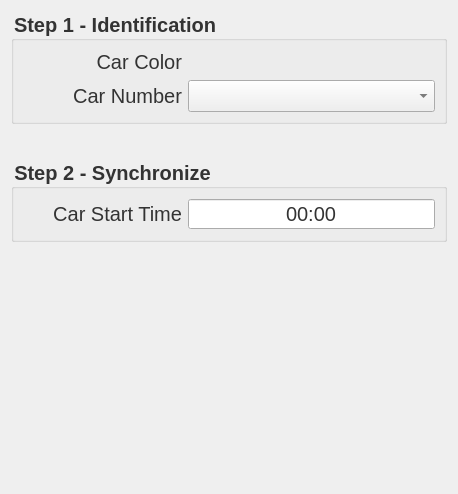
Qt form widgets/GPSForm.ui (bluemellophone/gzc-client) before a commit.
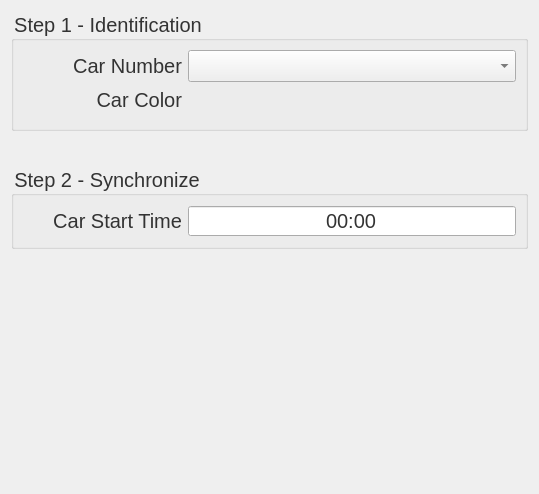
The same form after that commit.

Patch:
```diff
--- a/widgets/GPSForm.ui
+++ b/widgets/GPSForm.ui
@@ -6,7 +6,7 @@
    <rect>
     <x>0</x>
     <y>0</y>
-    <width>458</width>
+    <width>539</width>
     <height>494</height>
    </rect>
   </property>
@@ -26,11 +26,21 @@
      </property>
      <item>
       <widget class="QGroupBox" name="idLayout">
+       <property name="minimumSize">
+        <size>
+         <width>0</width>
+         <height>120</height>
+        </size>
+       </property>
+       <property name="maximumSize">
+        <size>
+         <width>16777215</width>
+         <height>120</height>
+        </size>
+       </property>
        <property name="font">
         <font>
          <pointsize>-1</pointsize>
-         <weight>75</weight>
-         <bold>true</bold>
         </font>
        </property>
        <property name="styleSheet">
@@ -46,9 +56,6 @@
         <property name="fieldGrowthPolicy">
          <enum>QFormLayout::AllNonFixedFieldsGrow</enum>
         </property>
-        <item row="0" column="1">
-         <layout class="QVBoxLayout" name="colorInputContainer"/>
-        </item>
         <item row="1" column="0">
          <widget class="QLabel" name="numerLabel">
           <property name="minimumSize">
@@ -65,22 +72,6 @@
           </property>
          </widget>
         </item>
-        <item row="0" column="0">
-         <widget class="QLabel" name="colorLabel">
-          <property name="minimumSize">
-           <size>
-            <width>159</width>
-            <height>0</height>
-           </size>
-          </property>
-          <property name="text">
-           <string>Car Color</string>
-          </property>
-          <property name="alignment">
-           <set>Qt::AlignRight|Qt::AlignTrailing|Qt::AlignVCenter</set>
-          </property>
-         </widget>
-        </item>
         <item row="1" column="1">
          <widget class="QComboBox" name="numberInput">
           <property name="minimumSize">
@@ -91,6 +82,25 @@
           </property>
          </widget>
         </item>
+        <item row="2" column="0">
+         <widget class="QLabel" name="colorLabel">
+          <property name="minimumSize">
+           <size>
+            <width>159</width>
+            <height>0</height>
+           </size>
+          </property>
+          <property name="text">
+           <string>Car Color</string>
+          </property>
+          <property name="alignment">
+           <set>Qt::AlignRight|Qt::AlignTrailing|Qt::AlignVCenter</set>
+          </property>
+         </widget>
+        </item>
+        <item row="2" column="1">
+         <layout class="QVBoxLayout" name="colorInputContainer"/>
+        </item>
        </layout>
       </widget>
      </item>
@@ -115,8 +125,6 @@
        <property name="font">
         <font>
          <pointsize>-1</pointsize>
-         <weight>75</weight>
-         <bold>true</bold>
         </font>
        </property>
        <property name="styleSheet">
```
